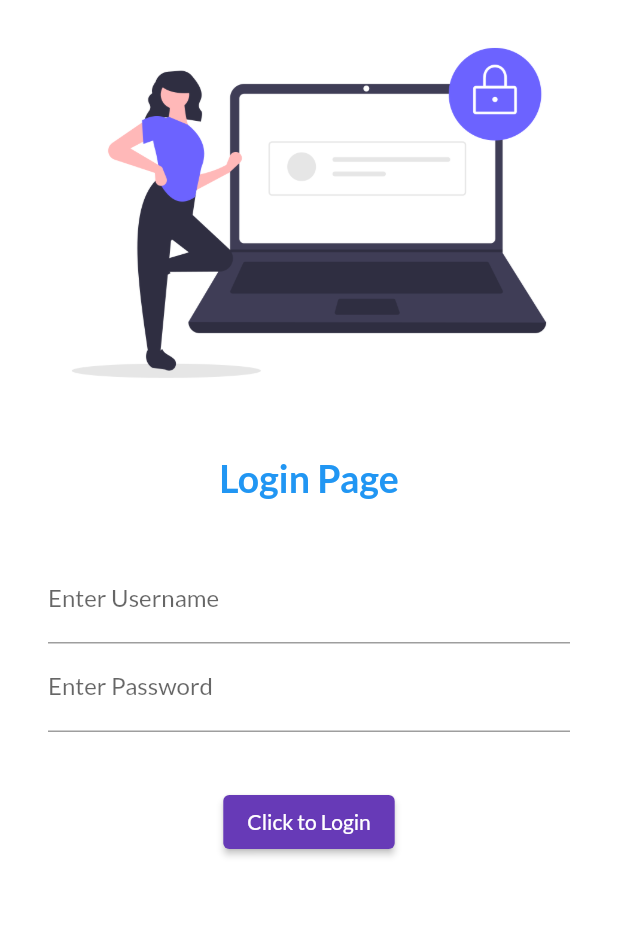
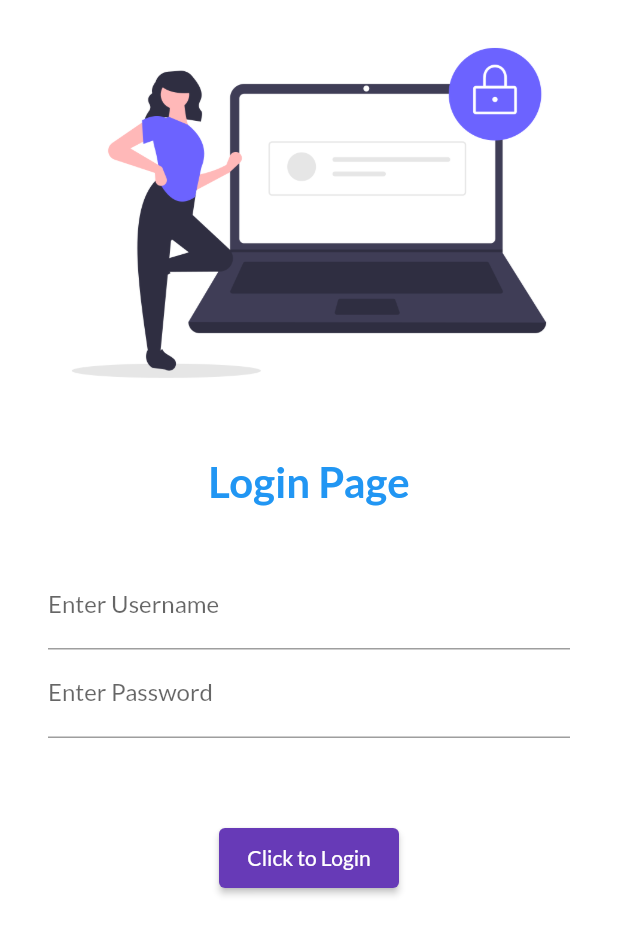
Before and after one commit to Jinu678/flutter_learning, a Flutter app: the screen it shows after launch, on a phone screen of 412 x 824 dp. Shown: the top 935 px of the screen. Run offline on Flutter 3.47's test engine with Material 2 defaults, Android fonts, the phone set to English and light mode, and no system bars; our stand-ins replace google_fonts.

Commit message:
Day5|Flutter Learning

```diff
--- a/lib/main.dart
+++ b/lib/main.dart
@@ -1,6 +1,7 @@
 import 'package:flutter/material.dart';
 import 'package:flutter_application_1/pages/home.dart';
 import 'package:flutter_application_1/pages/login.dart';
+import 'package:flutter_application_1/utils/routes.dart';
 import 'package:google_fonts/google_fonts.dart';
 
 void main() {
@@ -21,7 +22,7 @@ class MyApp extends StatelessWidget {
       ),
       routes: {
         "/": (context) => LoginPage(),
-        "/home": (context) => HomePage(),
+        MyRoutes.homeRoute: (context) => HomePage(),
       },
     );
   }
--- a/lib/pages/login.dart
+++ b/lib/pages/login.dart
@@ -1,4 +1,5 @@
 import 'package:flutter/material.dart';
+import 'package:flutter_application_1/utils/routes.dart';
 
 class LoginPage extends StatelessWidget {
   @override
@@ -18,7 +19,7 @@ class LoginPage extends StatelessWidget {
             Text(
               'Login Page',
               style: TextStyle(
-                  fontSize: 25,
+                  fontSize: 28,
                   color: Colors.blue,
                   fontWeight: FontWeight.bold),
             ),
@@ -47,12 +48,15 @@ class LoginPage extends StatelessWidget {
               ),
             ),
             SizedBox(
-              height: 20.0,
+              height: 40.0,
             ),
             ElevatedButton(
+                style: TextButton.styleFrom(
+                  minimumSize: Size(120, 40),
+                ),
                 child: const Text('Click to Login'),
                 onPressed: () {
-                  print('Attempted to Login');
+                  Navigator.pushNamed(context, MyRoutes.homeRoute);
                 }),
           ],
         ),
--- /dev/null
+++ b/lib/utils/routes.dart
@@ -0,0 +1,4 @@
+class MyRoutes {
+  static String loginRoute = '/';
+  static String homeRoute = '/home';
+}
```
